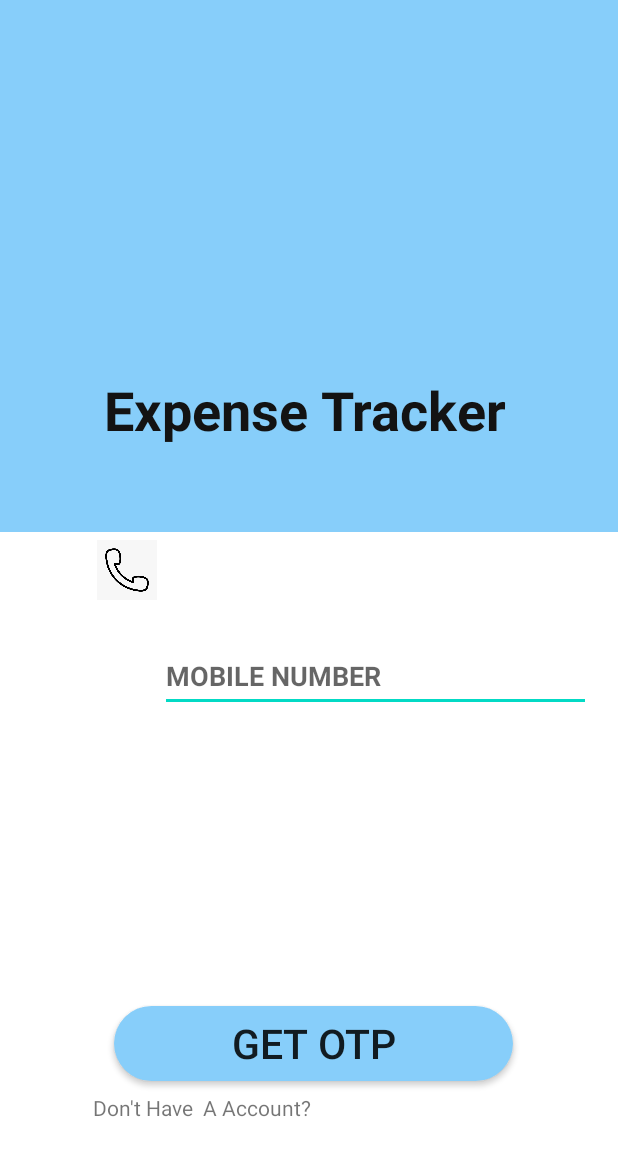
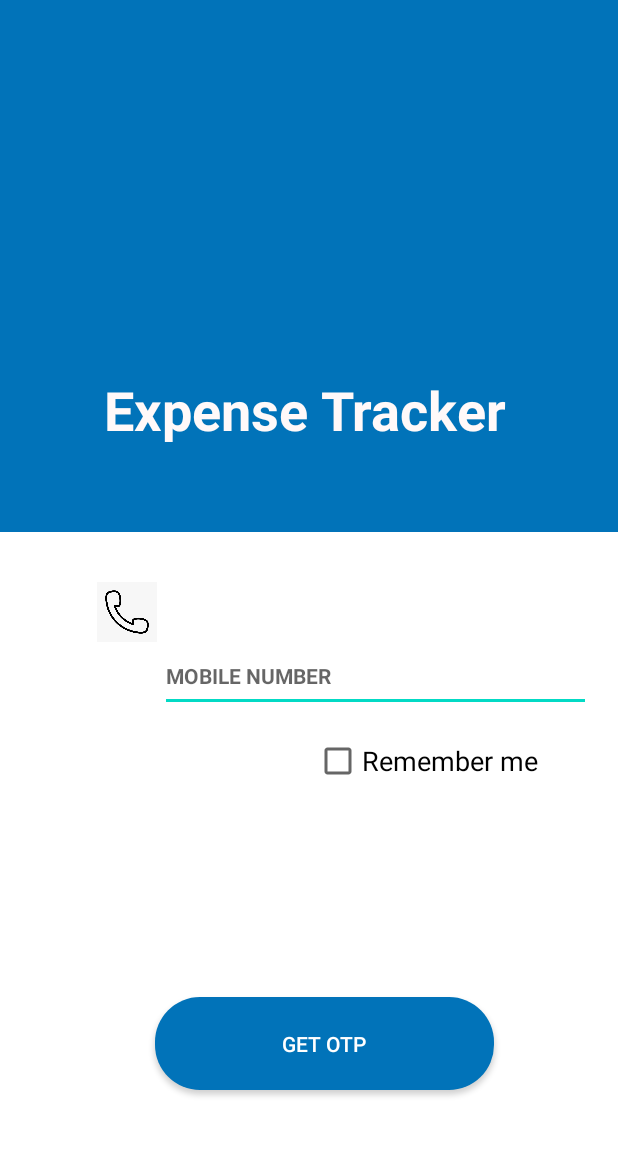
Before and after one commit to mayank2001/CyberKnights, an Android app: the layout login.xml on its own in the app's theme, with its tools: preview values and no code run, on a phone screen of 412 x 824 dp. Shown: the top 1156 px of the screen. Run offline under Robolectric (Android 15) with nearby library versions, the phone set to English and light mode, and no system bars.

Commit message:
updated UI design

```diff
--- a/SignUp/app/src/main/res/drawable/btn_continue.xml
+++ b/SignUp/app/src/main/res/drawable/btn_continue.xml
@@ -1,6 +1,6 @@
 <?xml version="1.0" encoding="utf-8"?>
 <shape xmlns:android="http://schemas.android.com/apk/res/android" android:shape="rectangle">
-    <solid android:color="#87CEFA"/>
+    <solid android:color="#0173B9"/>
     <corners android:radius="30dp"/>
 
 
--- a/SignUp/app/src/main/res/layout/activity_signup.xml
+++ b/SignUp/app/src/main/res/layout/activity_signup.xml
@@ -95,11 +95,11 @@
         android:id="@+id/textView"
         android:layout_width="439dp"
         android:layout_height="55dp"
-        android:background="#87CEFA"
+        android:background="#0173B9"
         android:paddingTop="10dp"
         android:text="Sign Up"
         android:textAlignment="center"
-        android:textColor="#000000"
+        android:textColor="#FFFFFF"
         android:textSize="24sp"
         android:textStyle="bold"
         app:layout_constraintEnd_toEndOf="parent"
@@ -116,6 +116,7 @@
         android:layout_marginEnd="98dp"
         android:background="@drawable/btn_continue"
         android:text="Continue"
+        android:textColor="#FFFFFF"
         app:layout_constraintEnd_toEndOf="parent"
         app:layout_constraintStart_toStartOf="parent"
         app:layout_constraintTop_toBottomOf="@+id/editTextTextEmailAddress" />
--- a/SignUp/app/src/main/res/layout/login.xml
+++ b/SignUp/app/src/main/res/layout/login.xml
@@ -15,57 +15,40 @@
         android:layout_height="374dp"
         android:layout_marginStart="1dp"
         android:layout_marginBottom="490dp"
-        android:background="#87CEFA"
+        android:background="#0173B9"
         android:textSize="36sp"
         app:layout_constraintBottom_toBottomOf="parent"
         app:layout_constraintEnd_toEndOf="parent"
         app:layout_constraintStart_toStartOf="parent"
         app:layout_constraintTop_toTopOf="parent" />
 
+
     <CheckBox
         android:id="@+id/checkBox"
-        android:layout_width="wrap_content"
-        android:layout_height="wrap_content"
-        android:layout_marginStart="26dp"
-        android:layout_marginTop="580dp"
-        android:layout_marginEnd="257dp"
-        android:layout_marginBottom="252dp"
+        android:layout_width="164dp"
+        android:layout_height="33dp"
+        android:layout_marginStart="200dp"
+        android:layout_marginTop="16dp"
+        android:layout_marginEnd="29dp"
         android:text="Remember me"
         android:textSize="18sp"
-        app:layout_constraintBottom_toBottomOf="parent"
         app:layout_constraintEnd_toEndOf="parent"
         app:layout_constraintStart_toStartOf="parent"
-        app:layout_constraintTop_toTopOf="parent" />
-
-    <TextView
-        android:id="@+id/textView2"
-        android:layout_width="wrap_content"
-        android:layout_height="wrap_content"
-        android:layout_marginStart="258dp"
-        android:layout_marginTop="580dp"
-        android:layout_marginEnd="29dp"
-        android:layout_marginBottom="260dp"
-        android:text="Forgot Password?"
-        android:textColor="#070707"
-        android:textSize="18sp"
-        app:layout_constraintBottom_toBottomOf="parent"
-        app:layout_constraintEnd_toEndOf="parent"
-        app:layout_constraintStart_toStartOf="parent"
-        app:layout_constraintTop_toTopOf="parent" />
-
+        app:layout_constraintTop_toBottomOf="@+id/mobileNumber" />
 
     <Button
         android:id="@+id/button5"
-        android:layout_width="266dp"
-        android:layout_height="50dp"
+        android:layout_width="226dp"
+        android:layout_height="62dp"
         android:layout_marginStart="66dp"
         android:layout_marginTop="684dp"
         android:layout_marginEnd="66dp"
         android:layout_marginBottom="120dp"
         android:background="@drawable/otp_radius"
-        android:backgroundTint="#87CEFA"
+        android:backgroundTint="#0173B9"
         android:text="GET OTP"
-        android:textSize="27sp"
+        android:textColor="#FFFFFF"
+        android:textSize="14sp"
         app:layout_constraintBottom_toBottomOf="parent"
         app:layout_constraintEnd_toEndOf="parent"
         app:layout_constraintHorizontal_bias="0.692"
@@ -95,7 +78,7 @@
         android:layout_marginBottom="550dp"
         android:text="@string/expense_tracker"
         android:textAlignment="center"
-        android:textColor="#131313"
+        android:textColor="#FFF9F9"
         android:textSize="36sp"
         android:textStyle="normal|bold"
         app:layout_constraintBottom_toBottomOf="parent"
@@ -117,7 +100,7 @@
         android:hint="MOBILE NUMBER"
         android:inputType="number"
         android:textColor="#151515"
-        android:textSize="18sp"
+        android:textSize="14sp"
         android:textStyle="normal|bold"
         app:layout_constraintBottom_toBottomOf="parent"
         app:layout_constraintEnd_toEndOf="parent"
@@ -131,7 +114,7 @@
         android:layout_width="40dp"
         android:layout_height="40dp"
         android:layout_marginStart="66dp"
-        android:layout_marginTop="360dp"
+        android:layout_marginTop="388dp"
         android:layout_marginEnd="2dp"
         android:background="#FFFFFF"
         android:backgroundTint="#0E0E0E"
@@ -145,15 +128,14 @@
         android:id="@+id/textView3"
         android:layout_width="wrap_content"
         android:layout_height="wrap_content"
-        android:layout_marginStart="92dp"
-        android:layout_marginEnd="262dp"
-        android:layout_marginBottom="76dp"
+        android:layout_marginStart="128dp"
+        android:layout_marginEnd="118dp"
+        android:layout_marginBottom="116dp"
         android:clickable="true"
         android:contextClickable="true"
         android:text="Don't Have  A Account?"
         app:layout_constraintBottom_toBottomOf="parent"
         app:layout_constraintEnd_toEndOf="parent"
-        app:layout_constraintHorizontal_bias="0.344"
         app:layout_constraintStart_toStartOf="parent" />
 
 </androidx.constraintlayout.widget.ConstraintLayout>
```
Also changed, not shown: SignUp/app/src/main/res/layout/splash_screen.xml (+15 -17 lines), SignUp/app/src/main/res/drawable/bg.png (added), SignUp/app/src/main/res/drawable/wallet.png, SignUp/app/src/main/res/drawable/wallet_.png (added).
